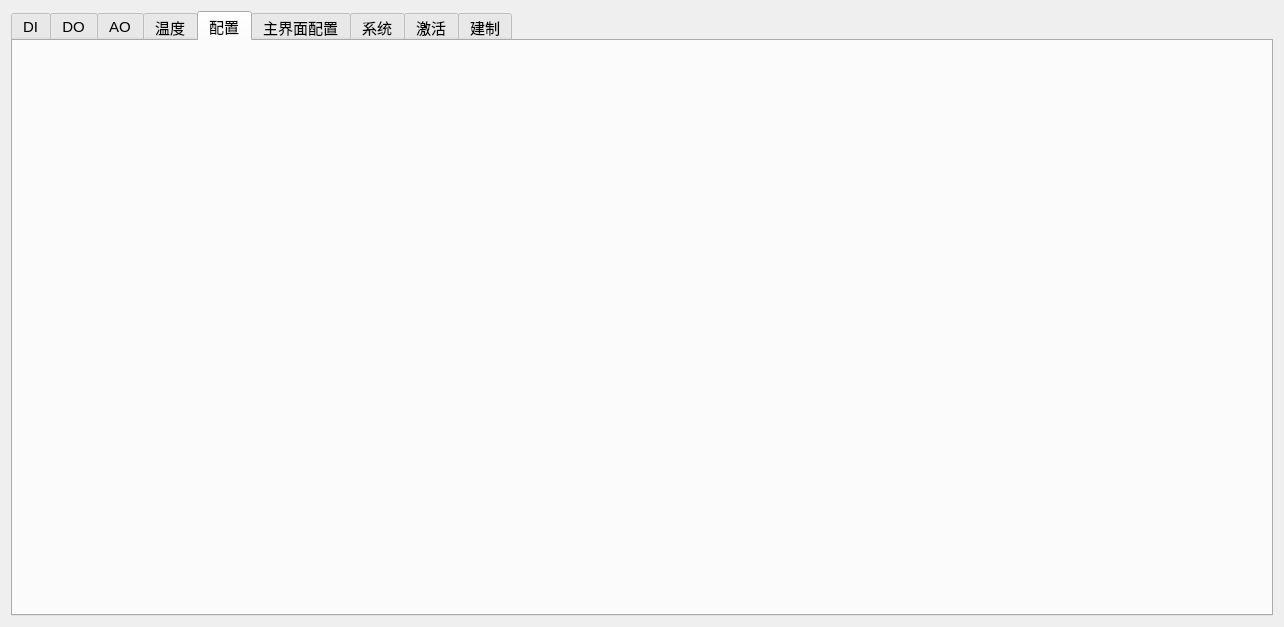
Qt form Forms/systemparameterdialog.ui (zhengshihao1218/newsoft) before a commit.
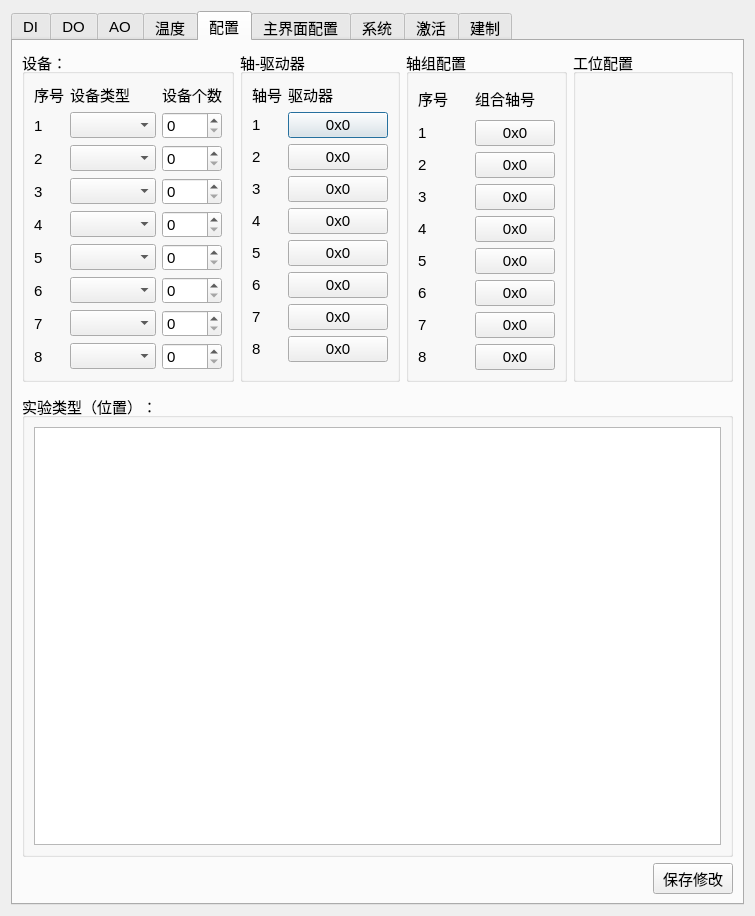
The same form after that commit. The open tabs and pages were chosen to show the change. Icons and pictures are not drawn.

Patch:
```diff
--- a/Forms/systemparameterdialog.ui
+++ b/Forms/systemparameterdialog.ui
@@ -6,8 +6,8 @@
    <rect>
     <x>0</x>
     <y>0</y>
-    <width>1284</width>
-    <height>627</height>
+    <width>755</width>
+    <height>916</height>
    </rect>
   </property>
   <property name="windowTitle">
@@ -110,6 +110,466 @@
       <attribute name="title">
        <string>配置</string>
       </attribute>
+      <layout class="QVBoxLayout" name="verticalLayout_2">
+       <item>
+        <layout class="QVBoxLayout" name="verticalLayout">
+         <item>
+          <layout class="QHBoxLayout" name="horizontalLayout_2">
+           <item>
+            <widget class="QGroupBox" name="groupBox_4">
+             <property name="title">
+              <string>设备：</string>
+             </property>
+             <layout class="QGridLayout" name="gridLayout">
+              <item row="2" column="0">
+               <widget class="QLabel" name="label_6">
+                <property name="text">
+                 <string>2</string>
+                </property>
+               </widget>
+              </item>
+              <item row="0" column="2">
+               <widget class="QLabel" name="label_4">
+                <property name="text">
+                 <string>设备个数</string>
+                </property>
+               </widget>
+              </item>
+              <item row="6" column="0">
+               <widget class="QLabel" name="label_10">
+                <property name="text">
+                 <string>6</string>
+                </property>
+               </widget>
+              </item>
+              <item row="0" column="0">
+               <widget class="QLabel" name="label_3">
+                <property name="text">
+                 <string>序号</string>
+                </property>
+               </widget>
+              </item>
+              <item row="1" column="2">
+               <widget class="QSpinBox" name="spinBox"/>
+              </item>
+              <item row="1" column="0">
+               <widget class="QLabel" name="label_5">
+                <property name="text">
+                 <string>1</string>
+                </property>
+               </widget>
+              </item>
+              <item row="4" column="0">
+               <widget class="QLabel" name="label_8">
+                <property name="text">
+                 <string>4</string>
+                </property>
+               </widget>
+              </item>
+              <item row="5" column="0">
+               <widget class="QLabel" name="label_9">
+                <property name="text">
+                 <string>5</string>
+                </property>
+               </widget>
+              </item>
+              <item row="3" column="0">
+               <widget class="QLabel" name="label_7">
+                <property name="text">
+                 <string>3</string>
+                </property>
+               </widget>
+              </item>
+              <item row="1" column="1">
+               <widget class="QComboBox" name="comboBox"/>
+              </item>
+              <item row="7" column="0">
+               <widget class="QLabel" name="label_11">
+                <property name="text">
+                 <string>7</string>
+                </property>
+               </widget>
+              </item>
+              <item row="0" column="1">
+               <widget class="QLabel" name="label_2">
+                <property name="text">
+                 <string>设备类型</string>
+                </property>
+               </widget>
+              </item>
+              <item row="8" column="0">
+               <widget class="QLabel" name="label_12">
+                <property name="text">
+                 <string>8</string>
+                </property>
+               </widget>
+              </item>
+              <item row="2" column="1">
+               <widget class="QComboBox" name="comboBox_4"/>
+              </item>
+              <item row="3" column="1">
+               <widget class="QComboBox" name="comboBox_2"/>
+              </item>
+              <item row="4" column="1">
+               <widget class="QComboBox" name="comboBox_3"/>
+              </item>
+              <item row="5" column="1">
+               <widget class="QComboBox" name="comboBox_6"/>
+              </item>
+              <item row="6" column="1">
+               <widget class="QComboBox" name="comboBox_7"/>
+              </item>
+              <item row="7" column="1">
+               <widget class="QComboBox" name="comboBox_8"/>
+              </item>
+              <item row="8" column="1">
+               <widget class="QComboBox" name="comboBox_5"/>
+              </item>
+              <item row="2" column="2">
+               <widget class="QSpinBox" name="spinBox_3"/>
+              </item>
+              <item row="3" column="2">
+               <widget class="QSpinBox" name="spinBox_2"/>
+              </item>
+              <item row="4" column="2">
+               <widget class="QSpinBox" name="spinBox_4"/>
+              </item>
+              <item row="5" column="2">
+               <widget class="QSpinBox" name="spinBox_5"/>
+              </item>
+              <item row="6" column="2">
+               <widget class="QSpinBox" name="spinBox_6"/>
+              </item>
+              <item row="7" column="2">
+               <widget class="QSpinBox" name="spinBox_7"/>
+              </item>
+              <item row="8" column="2">
+               <widget class="QSpinBox" name="spinBox_8"/>
+              </item>
+             </layout>
+            </widget>
+           </item>
+           <item>
+            <widget class="QGroupBox" name="groupBox_3">
+             <property name="title">
+              <string>轴-驱动器</string>
+             </property>
+             <layout class="QFormLayout" name="formLayout">
+              <item row="0" column="0">
+               <widget class="QLabel" name="label_13">
+                <property name="text">
+                 <string>轴号</string>
+                </property>
+               </widget>
+              </item>
+              <item row="0" column="1">
+               <widget class="QLabel" name="label_14">
+                <property name="text">
+                 <string>驱动器</string>
+                </property>
+               </widget>
+              </item>
+              <item row="1" column="0">
+               <widget class="QLabel" name="label_15">
+                <property name="text">
+                 <string>1</string>
+                </property>
+               </widget>
+              </item>
+              <item row="2" column="0">
+               <widget class="QLabel" name="label_16">
+                <property name="text">
+                 <string>2</string>
+                </property>
+               </widget>
+              </item>
+              <item row="3" column="0">
+               <widget class="QLabel" name="label_17">
+                <property name="text">
+                 <string>3</string>
+                </property>
+               </widget>
+              </item>
+              <item row="4" column="0">
+               <widget class="QLabel" name="label_18">
+                <property name="text">
+                 <string>4</string>
+                </property>
+               </widget>
+              </item>
+              <item row="5" column="0">
+               <widget class="QLabel" name="label_19">
+                <property name="text">
+                 <string>5</string>
+                </property>
+               </widget>
+              </item>
+              <item row="6" column="0">
+               <widget class="QLabel" name="label_20">
+                <property name="text">
+                 <string>6</string>
+                </property>
+               </widget>
+              </item>
+              <item row="1" column="1">
+               <widget class="QPushButton" name="pushButton_2">
+                <property name="text">
+                 <string>0x0</string>
+                </property>
+               </widget>
+              </item>
+              <item row="2" column="1">
+               <widget class="QPushButton" name="pushButton_3">
+                <property name="text">
+                 <string>0x0</string>
+                </property>
+               </widget>
+              </item>
+              <item row="3" column="1">
+               <widget class="QPushButton" name="pushButton_4">
+                <property name="text">
+                 <string>0x0</string>
+                </property>
+               </widget>
+              </item>
+              <item row="4" column="1">
+               <widget class="QPushButton" name="pushButton_5">
+                <property name="text">
+                 <string>0x0</string>
+                </property>
+               </widget>
+              </item>
+              <item row="5" column="1">
+               <widget class="QPushButton" name="pushButton_6">
+                <property name="text">
+                 <string>0x0</string>
+                </property>
+               </widget>
+              </item>
+              <item row="6" column="1">
+               <widget class="QPushButton" name="pushButton_7">
+                <property name="text">
+                 <string>0x0</string>
+                </property>
+               </widget>
+              </item>
+              <item row="7" column="0">
+               <widget class="QLabel" name="label_21">
+                <property name="text">
+                 <string>7</string>
+                </property>
+               </widget>
+              </item>
+              <item row="8" column="0">
+               <widget class="QLabel" name="label_22">
+                <property name="text">
+                 <string>8</string>
+                </property>
+               </widget>
+              </item>
+              <item row="7" column="1">
+               <widget class="QPushButton" name="pushButton_8">
+                <property name="text">
+                 <string>0x0</string>
+                </property>
+               </widget>
+              </item>
+              <item row="8" column="1">
+               <widget class="QPushButton" name="pushButton_9">
+                <property name="text">
+                 <string>0x0</string>
+                </property>
+               </widget>
+              </item>
+             </layout>
+            </widget>
+           </item>
+           <item>
+            <widget class="QGroupBox" name="groupBox_2">
+             <property name="title">
+              <string>轴组配置</string>
+             </property>
+             <layout class="QGridLayout" name="gridLayout_2">
+              <item row="0" column="1">
+               <widget class="QLabel" name="label_24">
+                <property name="text">
+                 <string>组合轴号</string>
+                </property>
+               </widget>
+              </item>
+              <item row="7" column="0">
+               <widget class="QLabel" name="label_31">
+                <property name="text">
+                 <string>7</string>
+                </property>
+               </widget>
+              </item>
+              <item row="8" column="1">
+               <widget class="QPushButton" name="pushButton_17">
+                <property name="text">
+                 <string>0x0</string>
+                </property>
+               </widget>
+              </item>
+              <item row="1" column="1">
+               <widget class="QPushButton" name="pushButton_10">
+                <property name="text">
+                 <string>0x0</string>
+                </property>
+               </widget>
+              </item>
+              <item row="3" column="0">
+               <widget class="QLabel" name="label_27">
+                <property name="text">
+                 <string>3</string>
+                </property>
+               </widget>
+              </item>
+              <item row="2" column="1">
+               <widget class="QPushButton" name="pushButton_11">
+                <property name="text">
+                 <string>0x0</string>
+                </property>
+               </widget>
+              </item>
+              <item row="5" column="1">
+               <widget class="QPushButton" name="pushButton_14">
+                <property name="text">
+                 <string>0x0</string>
+                </property>
+               </widget>
+              </item>
+              <item row="4" column="0">
+               <widget class="QLabel" name="label_28">
+                <property name="text">
+                 <string>4</string>
+                </property>
+               </widget>
+              </item>
+              <item row="0" column="0">
+               <widget class="QLabel" name="label_23">
+                <property name="text">
+                 <string>序号</string>
+                </property>
+               </widget>
+              </item>
+              <item row="6" column="0">
+               <widget class="QLabel" name="label_30">
+                <property name="text">
+                 <string>6</string>
+                </property>
+               </widget>
+              </item>
+              <item row="1" column="0">
+               <widget class="QLabel" name="label_25">
+                <property name="text">
+                 <string>1</string>
+                </property>
+               </widget>
+              </item>
+              <item row="8" column="0">
+               <widget class="QLabel" name="label_32">
+                <property name="text">
+                 <string>8</string>
+                </property>
+               </widget>
+              </item>
+              <item row="7" column="1">
+               <widget class="QPushButton" name="pushButton_16">
+                <property name="text">
+                 <string>0x0</string>
+                </property>
+               </widget>
+              </item>
+              <item row="5" column="0">
+               <widget class="QLabel" name="label_29">
+                <property name="text">
+                 <string>5</string>
+                </property>
+               </widget>
+              </item>
+              <item row="6" column="1">
+               <widget class="QPushButton" name="pushButton_15">
+                <property name="text">
+                 <string>0x0</string>
+                </property>
+               </widget>
+              </item>
+              <item row="2" column="0">
+               <widget class="QLabel" name="label_26">
+                <property name="text">
+                 <string>2</string>
+                </property>
+               </widget>
+              </item>
+              <item row="4" column="1">
+               <widget class="QPushButton" name="pushButton_13">
+                <property name="text">
+                 <string>0x0</string>
+                </property>
+               </widget>
+              </item>
+              <item row="3" column="1">
+               <widget class="QPushButton" name="pushButton_12">
+                <property name="text">
+                 <string>0x0</string>
+                </property>
+               </widget>
+              </item>
+             </layout>
+            </widget>
+           </item>
+           <item>
+            <widget class="QGroupBox" name="groupBox_5">
+             <property name="title">
+              <string>工位配置</string>
+             </property>
+            </widget>
+           </item>
+          </layout>
+         </item>
+         <item>
+          <widget class="QWidget" name="widget" native="true"/>
+         </item>
+         <item>
+          <widget class="QGroupBox" name="groupBox">
+           <property name="title">
+            <string>实验类型（位置）：</string>
+           </property>
+           <layout class="QVBoxLayout" name="verticalLayout_3">
+            <item>
+             <widget class="QTableView" name="tableView"/>
+            </item>
+           </layout>
+          </widget>
+         </item>
+         <item>
+          <layout class="QHBoxLayout" name="horizontalLayout_3">
+           <item>
+            <spacer name="horizontalSpacer">
+             <property name="orientation">
+              <enum>Qt::Horizontal</enum>
+             </property>
+             <property name="sizeHint" stdset="0">
+              <size>
+               <width>40</width>
+               <height>20</height>
+              </size>
+             </property>
+            </spacer>
+           </item>
+           <item>
+            <widget class="QPushButton" name="pushButton">
+             <property name="text">
+              <string>保存修改</string>
+             </property>
+            </widget>
+           </item>
+          </layout>
+         </item>
+        </layout>
+       </item>
+      </layout>
      </widget>
      <widget class="QWidget" name="tab_6">
       <attribute name="icon">
```
Left out of the diff: 2 changed lines with no effect on the pictures.
